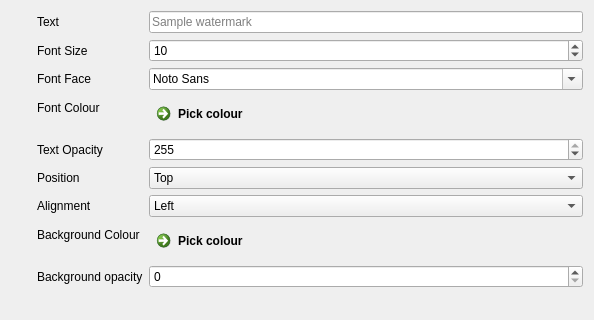
Above: src/app/Watermark.ui from sptrakesh/pictureviewer before the change; both pictures show x 780 to 1374 and y 0 to 320 of the 1374 by 724 pixel window. Below: the same form after it.
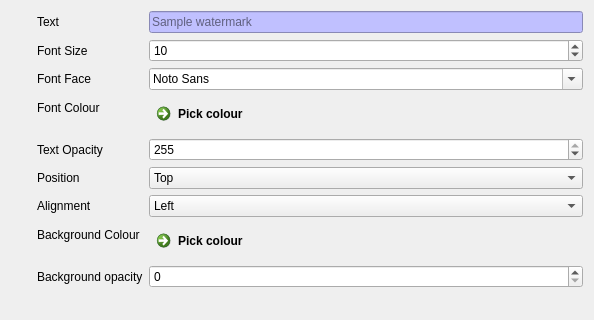
That is the form after the change. Icons and pictures are not drawn.

What changed in the file:
```diff
--- a/src/app/Watermark.ui
+++ b/src/app/Watermark.ui
@@ -56,6 +56,10 @@
        </item>
        <item row="0" column="1">
         <widget class="QLineEdit" name="text">
+         <property name="styleSheet">
+          <string notr="true">QLineEdit{ color:rgb(0,0,0); background-color:rgb(192,192,255);}
+QLineEdit:focus { color:rgb(0,0,0); background-color:rgb(255,255,255);}</string>
+         </property>
          <property name="placeholderText">
           <string>Sample watermark</string>
          </property>
```
